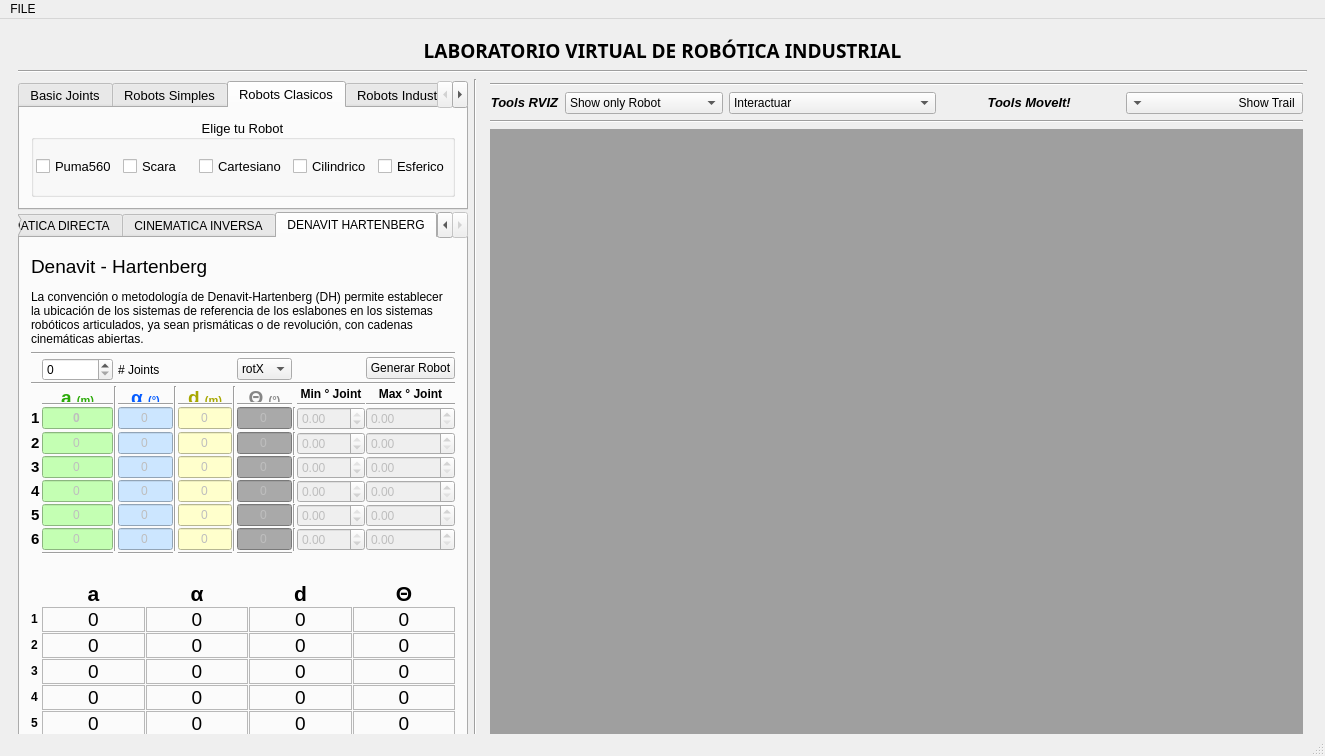
Qt form ui/rosgui.ui (myalfred03/rvizglabre) before a commit.
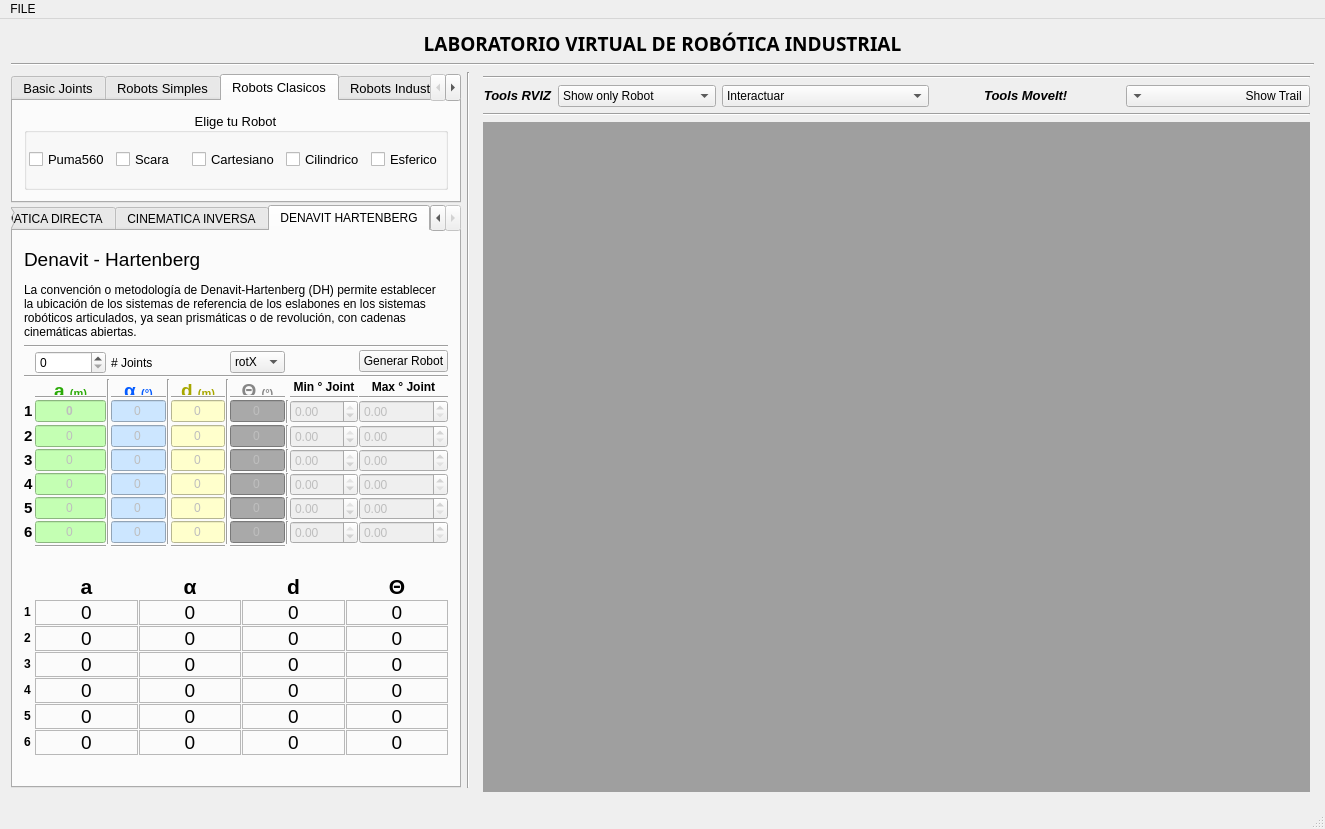
The same form after that commit. Icons and pictures are not drawn.

What changed in the file:
```diff
--- a/ui/rosgui.ui
+++ b/ui/rosgui.ui
@@ -57,15 +57,8 @@
    <property name="layoutDirection">
     <enum>Qt::LeftToRight</enum>
    </property>
-   <widget class="QWidget" name="layoutWidget">
-    <property name="geometry">
-     <rect>
-      <x>7</x>
-      <y>7</y>
-      <width>1311</width>
-      <height>704</height>
-     </rect>
-    </property>
+   <layout class="QGridLayout" name="gridLayout_44">
+    <item row="0" column="0">
     <layout class="QGridLayout" name="gridLayout_18">
      <property name="sizeConstraint">
       <enum>QLayout::SetMinimumSize</enum>
@@ -7090,19 +7083,6 @@
            </item>
           </layout>
          </item>
-         <item>
-          <spacer name="horizontalSpacer_8">
-           <property name="orientation">
-            <enum>Qt::Horizontal</enum>
-           </property>
-           <property name="sizeHint" stdset="0">
-            <size>
-             <width>40</width>
-             <height>20</height>
-            </size>
-           </property>
-          </spacer>
-         </item>
         </layout>
        </item>
       </layout>
@@ -7142,7 +7122,8 @@
       </widget>
      </item>
     </layout>
-   </widget>
+    </item>
+   </layout>
   </widget>
   <widget class="QMenuBar" name="menuBar">
    <property name="geometry">
```
Left out of the diff: 2 changed lines with no effect on the pictures. Lines whose indentation alone changed are shown as unchanged.
